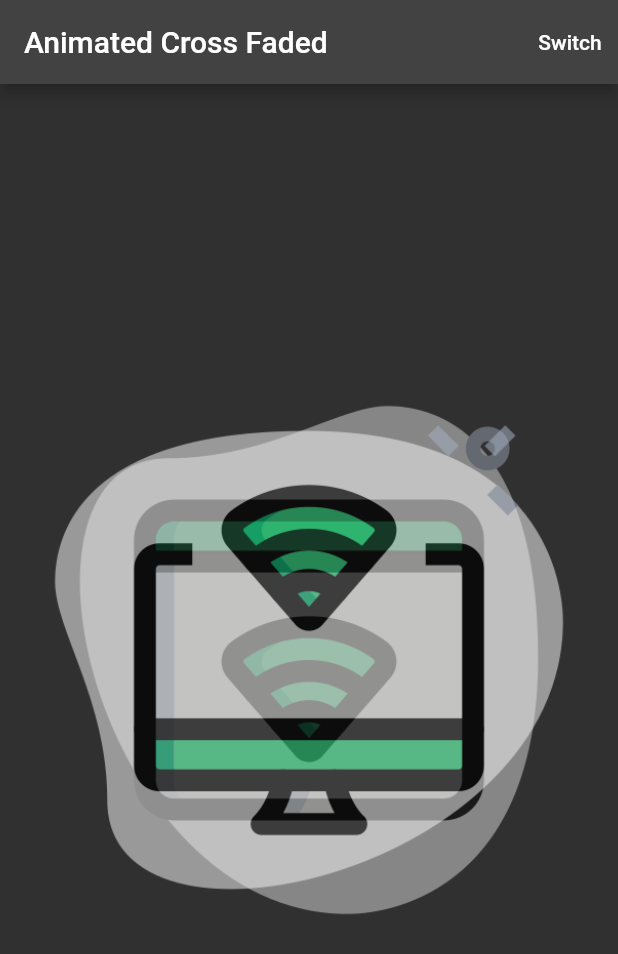
After one commit to im-o/flutter-of-the-day, a Flutter app: the AnimatedCrossFadedPage screen opened directly, after a tap on "Switch", on a phone screen of 412 x 824 dp. The commit adds this screen. Shown: the top 954 px of the screen. Run offline on Flutter 3.47's test engine with Material 2 defaults, Android fonts, the phone set to English and light mode, and no system bars.

Commit message:
:label: add Animated Cross Fade

```diff
--- /dev/null
+++ b/lib/widgets/animated_cross_faded.dart
@@ -0,0 +1,47 @@
+import 'package:flutter/material.dart';
+
+class AnimatedCrossFadedPage extends StatefulWidget {
+  const AnimatedCrossFadedPage({Key? key}) : super(key: key);
+
+  @override
+  _AnimatedCrossFadedPageState createState() => _AnimatedCrossFadedPageState();
+}
+
+class _AnimatedCrossFadedPageState extends State<AnimatedCrossFadedPage> {
+  bool _bool = true;
+
+  @override
+  Widget build(BuildContext context) {
+    return Scaffold(
+      appBar: AppBar(title: Text("Animated Cross Faded"), actions: [
+        TextButton(
+          onPressed: () {
+            setState(() {
+              _bool = !_bool;
+            });
+          },
+          child: Text("Switch", style: TextStyle(color: Colors.white)),
+        )
+      ]),
+      body: _showAnimated(),
+    );
+  }
+
+  Widget _showAnimated() {
+    return Center(
+      child: AnimatedCrossFade(
+        duration: Duration(seconds: 2),
+        firstChild: Image.asset(
+          "assets/icons/web-browser.png",
+          width: 350,
+        ),
+        secondChild: Image.asset(
+          "assets/icons/wifi.png",
+          width: 350,
+        ),
+        crossFadeState:
+            _bool ? CrossFadeState.showFirst : CrossFadeState.showSecond,
+      ),
+    );
+  }
+}
--- a/lib/widgets/home_page.dart
+++ b/lib/widgets/home_page.dart
@@ -1,5 +1,6 @@
 import 'package:flutter/material.dart';
 import 'package:flutter_of_the_day/data/model/widget_model.dart';
+import 'package:flutter_of_the_day/widgets/animated_cross_faded.dart';
 import 'package:flutter_of_the_day/widgets/bottom_nav_bar.dart';
 import 'package:flutter_of_the_day/widgets/flexible_widget_page.dart';
 import 'package:flutter_of_the_day/widgets/future_builder.dart';
@@ -31,6 +32,7 @@ class _HomePageState extends State<HomePage> {
       WidgetModel(id: 3, name: "Sliver App Bar"),
       WidgetModel(id: 4, name: "Table Page"),
       WidgetModel(id: 5, name: "Flexible Widget"),
+      WidgetModel(id: 6, name: "Animated Cross Faded Page"),
     ];
     return ListView.builder(
       itemCount: widgetItems.length,
@@ -63,6 +65,9 @@ class _HomePageState extends State<HomePage> {
                 case 5:
                   widget = FlexibleWidgetPage();
                   break;
+                case 6:
+                  widget = AnimatedCrossFadedPage();
+                  break;
                 default:
                   widget = SearchBarPage();
               }
--- a/pubspec.yaml
+++ b/pubspec.yaml
@@ -45,9 +45,8 @@ flutter:
   uses-material-design: true
 
   # To add assets to your application, add an assets section, like this:
-  # assets:
-  #   - images/a_dot_burr.jpeg
-  #   - images/a_dot_ham.jpeg
+  assets:
+    - assets/icons/
 
   # An image asset can refer to one or more resolution-specific "variants", see
   # https://flutter.dev/assets-and-images/#resolution-aware.
```
Also changed, not shown: assets/icons/web-browser.png (added), assets/icons/wifi.png (added).
